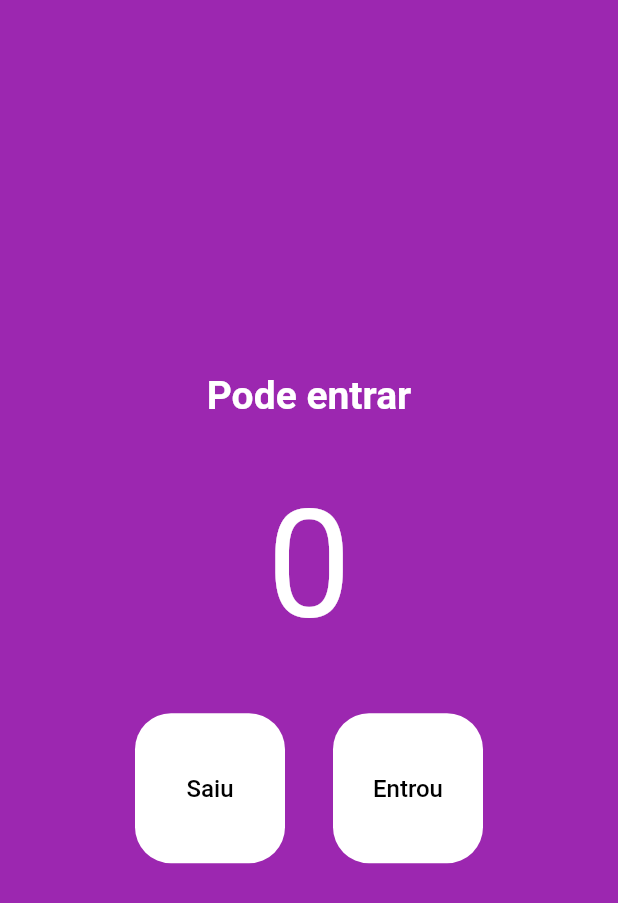
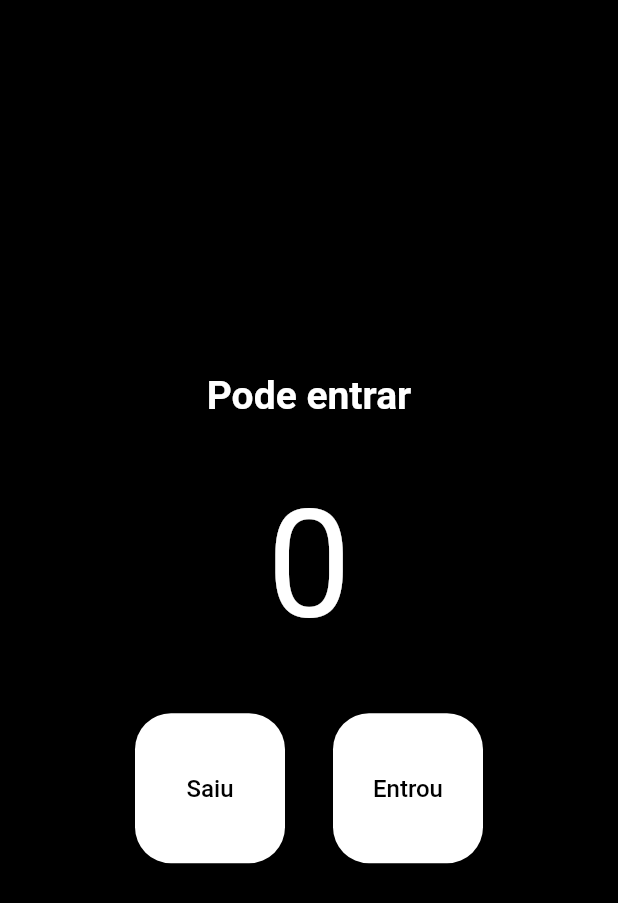
Before and after one commit to leandro-senno/cont_people, a Flutter app: the screen it shows after launch, on a phone screen of 412 x 824 dp. Shown: the top 903 px of the screen. Run offline on Flutter 3.47's test engine with Material 2 defaults, Android fonts, the phone set to English and light mode, and no system bars.

Commit message:
Alteração da cor de fundo

```diff
--- a/lib/screens/home_screen.dart
+++ b/lib/screens/home_screen.dart
@@ -14,7 +14,7 @@ class HomeScreen extends StatelessWidget {
   @override
   Widget build(BuildContext context) {
     return Scaffold(
-      backgroundColor: Colors.purple,
+      backgroundColor: Colors.black,
       body: Column(
         mainAxisAlignment: MainAxisAlignment.center,
         children: [
```
